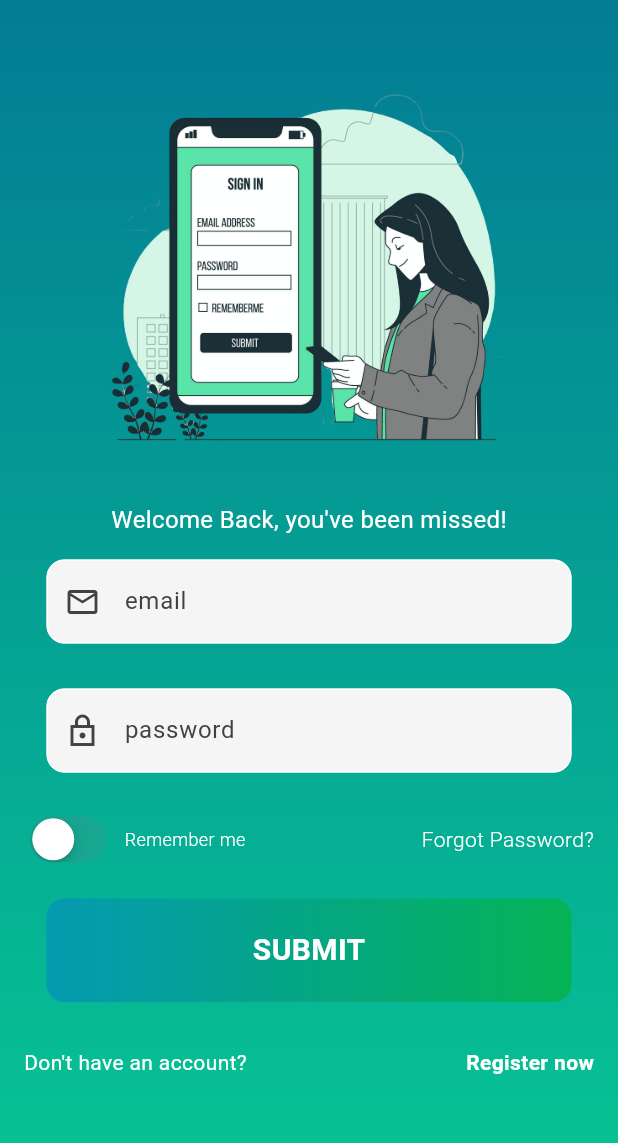
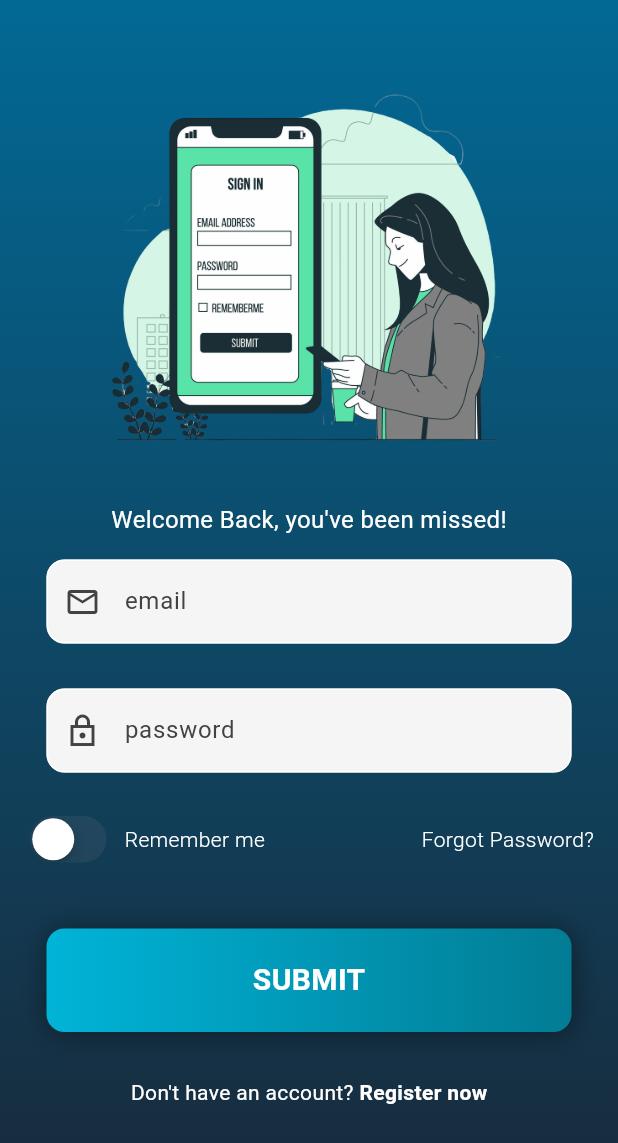
Before and after one commit to Akram832/healthMateAI, a Flutter app: the screen it shows after launch, on a phone screen of 412 x 824 dp. Shown: the top 1143 px of the screen. Run offline on Flutter 3.47's test engine with Material 3 defaults, Android fonts, the phone set to English and light mode, and no system bars; our stand-ins replace flutter_bloc.

Commit message:
login page front end done

```diff
--- a/app/lib/features/auth/presentation/components/my_button.dart
+++ b/app/lib/features/auth/presentation/components/my_button.dart
@@ -14,11 +14,18 @@ class MyButton extends StatelessWidget {
         padding: const EdgeInsets.all(20.0),
         margin: const EdgeInsets.symmetric(horizontal: 15),
         decoration: BoxDecoration(
+            boxShadow: [
+              BoxShadow(
+                  color: const Color.fromARGB(100, 0, 0, 0),
+                  offset: Offset(1.0, 1.0),
+                  blurRadius: 15,
+                  spreadRadius: 1.0)
+            ],
             gradient: LinearGradient(
               colors: [
                 Color.fromARGB(
-                    255, 5, 154, 177), // Light blue color for the top
-                Color.fromARGB(255, 5, 179, 86), // Ending color (green)
+                    255, 0, 180, 216), // Light blue color for the top
+                Color.fromARGB(255, 2, 124, 148), // Ending color (green)
               ],
               begin: Alignment.centerLeft,
               end: Alignment.centerRight,
--- a/app/lib/features/auth/presentation/components/swith_button.dart
+++ b/app/lib/features/auth/presentation/components/swith_button.dart
@@ -29,7 +29,6 @@ class _SwitchButtonState extends State<SwitchButton> {
         Text(
           widget.text,
           style: TextStyle(
-            fontSize: 12,
             fontWeight: FontWeight.w300,
             color: Theme.of(context).colorScheme.primary,
           ),
--- a/app/lib/features/auth/presentation/pages/login_page.dart
+++ b/app/lib/features/auth/presentation/pages/login_page.dart
@@ -40,12 +40,14 @@ class _LoginPageState extends State<LoginPage> {
 
   @override
   Widget build(BuildContext context) {
-    return Container(
+    return SafeArea(
+      child: Container(
         decoration: BoxDecoration(
           gradient: LinearGradient(
             colors: [
-            Color.fromARGB(255, 3, 124, 148), // Light blue color for the top
-            Color.fromARGB(255, 7, 199, 148), // Ending color (green)
+              // Light blue color for the top
+              Color.fromARGB(255, 2, 105, 149),
+              Color.fromARGB(255, 25, 40, 56), // Ending color (green)
             ],
             begin: Alignment.topCenter,
             end: Alignment.bottomCenter,
@@ -106,7 +108,7 @@ class _LoginPageState extends State<LoginPage> {
                       ],
                     ),
 
-                  const SizedBox(height: 20),
+                    const SizedBox(height: 40),
 
                     MyButton(
                       text: 'SUBMIT',
@@ -114,9 +116,8 @@ class _LoginPageState extends State<LoginPage> {
                     ),
 
                     const SizedBox(height: 30),
-
                     Row(
-                    mainAxisAlignment: MainAxisAlignment.spaceBetween,
+                      mainAxisAlignment: MainAxisAlignment.center,
                       children: [
                         Text(
                           'Don\'t have an account? ',
@@ -134,8 +135,12 @@ class _LoginPageState extends State<LoginPage> {
                         ),
                       ],
                     ),
-                  const SizedBox(height: 30), // Space from the bottom
+
+                    const SizedBox(height: 30),
+
+                    // Space from the bottom
                   ],
+                ),
               ),
             ),
           ),
```
Also changed, not shown: app/lib/features/auth/presentation/pages/register.dart (+3 -88 lines). Lines whose indentation alone changed are shown as unchanged.
